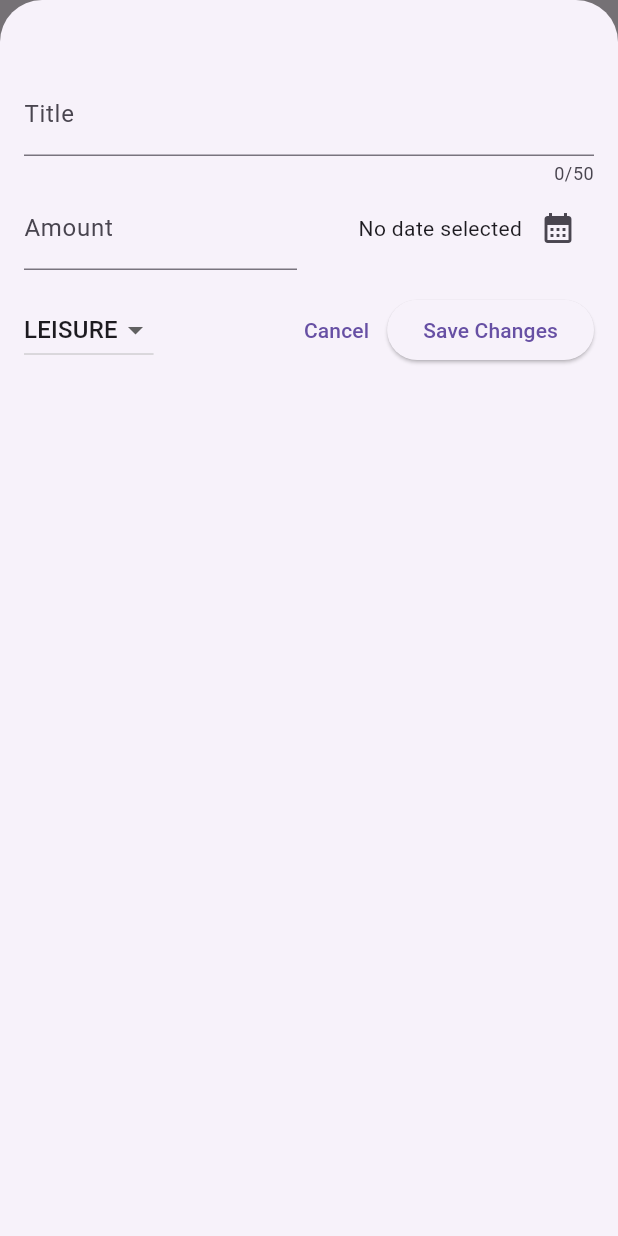
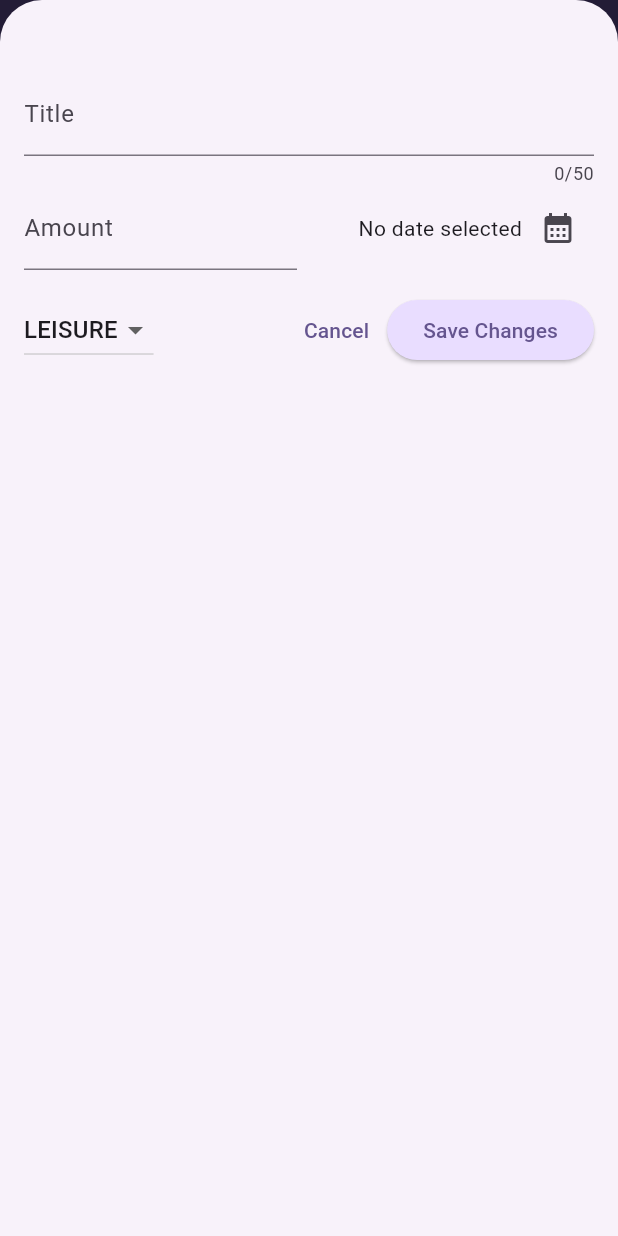
Before and after one commit to diaszakir/ExpenceTrackerFlutter, a Flutter app: the screen it shows after launch, after a tap on the "add" icon, on a phone screen of 412 x 824 dp. Run offline on Flutter 3.47's test engine with Material 3 defaults, Android fonts, the phone set to English and light mode, and no system bars.

Commit message:
adding design and dark theme

```diff
--- a/lib/main.dart
+++ b/lib/main.dart
@@ -1,11 +1,62 @@
 import 'package:expense_tracker_practice/widgets/expenses.dart';
 import 'package:flutter/material.dart';
+
+var kColorScheme = ColorScheme.fromSeed(
+  seedColor: const Color.fromARGB(255, 96, 59, 181)
+);
+
+var kDarkColorScheme = ColorScheme.fromSeed(
+  brightness: Brightness.dark,
+  seedColor: const Color.fromARGB(255, 5, 99, 125)
+);
 
 void main() {
   runApp(
     MaterialApp(
       debugShowCheckedModeBanner: false,
-      home: Expenses(),
+      darkTheme: ThemeData.dark().copyWith(
+        colorScheme: kDarkColorScheme,
+        cardTheme: CardTheme().copyWith(
+          color: kDarkColorScheme.secondaryContainer,
+          margin: EdgeInsets.symmetric(
+            horizontal: 16,
+            vertical: 8
+          )
+        ),
+        elevatedButtonTheme: ElevatedButtonThemeData(
+          style: ElevatedButton.styleFrom(
+            backgroundColor: kDarkColorScheme.primaryContainer
+          )
+        )
+      ),
+      theme: ThemeData().copyWith(
+        colorScheme: kColorScheme,
+        appBarTheme: AppBarTheme().copyWith(
+          backgroundColor: kColorScheme.onPrimaryContainer,
+          foregroundColor: kColorScheme.primaryContainer
+        ),
+        cardTheme: CardTheme().copyWith(
+          color: kColorScheme.secondaryContainer,
+          margin: EdgeInsets.symmetric(
+            horizontal: 16,
+            vertical: 8
+          )
+        ),
+        elevatedButtonTheme: ElevatedButtonThemeData(
+          style: ElevatedButton.styleFrom(
+            backgroundColor: kColorScheme.primaryContainer
+          )
+        ),
+        textTheme: ThemeData().textTheme.copyWith(
+          titleLarge: TextStyle(
+            fontWeight: FontWeight.bold,
+            color: kColorScheme.onSecondaryContainer,
+            fontSize: 16
+          )
+        )
+      ),
+      themeMode: ThemeMode.system,
+      home: const Expenses(),
     )
   );
 }
--- a/lib/widgets/expenses_list/expense_item.dart
+++ b/lib/widgets/expenses_list/expense_item.dart
@@ -15,8 +15,12 @@ class ExpenseItem extends StatelessWidget{
           horizontal: 16
         ),
         child: Column(
+          crossAxisAlignment: CrossAxisAlignment.start,
           children: [
-            Text(expense.title),
+            Text(
+              expense.title,
+              style: Theme.of(context).textTheme.titleLarge,
+            ),
             const SizedBox(height: 4),
             Row(
               children: [
--- a/lib/widgets/expenses_list/expenses_list.dart
+++ b/lib/widgets/expenses_list/expenses_list.dart
@@ -1,3 +1,4 @@
+import 'package:expense_tracker_practice/main.dart';
 import 'package:expense_tracker_practice/models/expense.dart';
 import 'package:expense_tracker_practice/widgets/expenses_list/expense_item.dart';
 import 'package:flutter/material.dart';
@@ -14,6 +15,12 @@ class ExpensesList extends StatelessWidget{
       itemCount: expenses.length,
       itemBuilder: (context, index) => Dismissible(
         key: ValueKey(expenses[index]),
+        background: Container(
+          color: Theme.of(context).colorScheme.error.withOpacity(0.75),
+          margin: EdgeInsets.symmetric(
+            horizontal: Theme.of(context).cardTheme.margin!.horizontal
+          ),
+        ),
         onDismissed: (direction) {
           onRemoveExpense(expenses[index]);
         },
```
